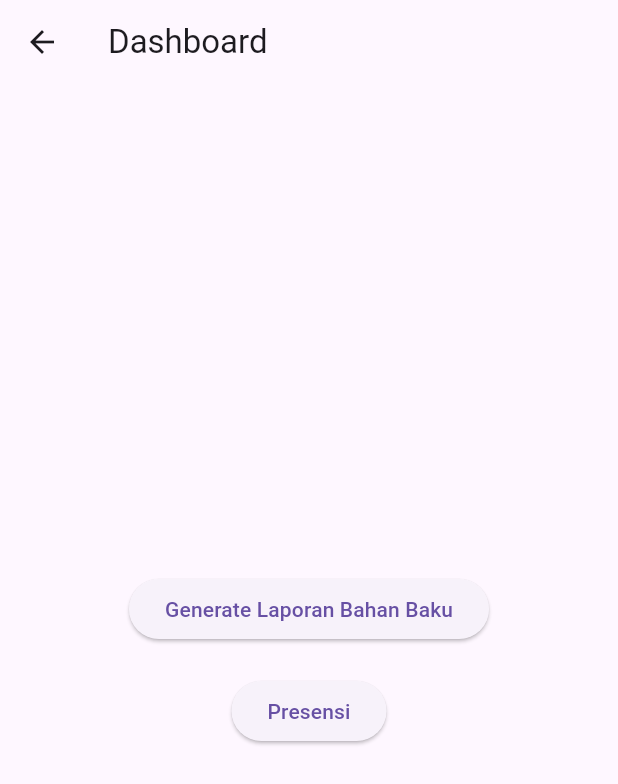
After one commit to Williamdarmawan11106/atma_kitchen, a Flutter app: the DashboardMOPage screen opened directly, on a phone screen of 412 x 824 dp. The commit adds this screen. Shown: the top 784 px of the screen. Run offline on Flutter 3.47's test engine with Material 3 defaults, Android fonts, the phone set to English and light mode, and no system bars; our stand-ins replace carousel_slider, font_awesome_flutter, pdf, share; missing offline and left inert: flutter_pdfview; network calls fail.

Commit message:
Laporan_Stok_BahanBakuHarian_Done

```diff
--- /dev/null
+++ b/lib/DashboardMOPage.dart
@@ -0,0 +1,40 @@
+import 'package:flutter/material.dart';
+import 'package:atma_kitchen/PresensiPage.dart';
+import 'package:atma_kitchen/GenerateLaporanBahanBakuPage.dart';
+
+class DashboardMOPage extends StatelessWidget {
+  @override
+  Widget build(BuildContext context) {
+    return Scaffold(
+      appBar: AppBar(
+        title: Text('Dashboard'),
+      ),
+      body: Center(
+        child: Column(
+          mainAxisAlignment: MainAxisAlignment.center,
+          children: [
+            ElevatedButton(
+              onPressed: () {
+                Navigator.push(
+                  context,
+                  MaterialPageRoute(builder: (context) => PdfReportPage()),
+                );
+              },
+              child: Text('Generate Laporan Bahan Baku'),
+            ),
+            SizedBox(height: 20),
+            ElevatedButton(
+              onPressed: () {
+                Navigator.push(
+                  context,
+                  MaterialPageRoute(builder: (context) => PresensiList()),
+                );
+              },
+              child: Text('Presensi'),
+            ),
+          ],
+        ),
+      ),
+    );
+  }
+}
--- /dev/null
+++ b/lib/entity/BahanBaku.dart
@@ -0,0 +1,31 @@
+import 'dart:convert';
+
+class BahanBaku {
+  int id;
+  String nama_bahan_baku;
+  double stok_bahan_baku;
+  String satuan_bahan_baku;
+
+  BahanBaku({
+    required this.id,
+    required this.nama_bahan_baku,
+    required this.stok_bahan_baku,
+    required this.satuan_bahan_baku,
+  });
+
+  factory BahanBaku.fromRawJson(String str) => BahanBaku.fromJson(json.decode(str));
+  factory BahanBaku.fromJson(Map<String, dynamic> json) => BahanBaku(
+        id: json['id'] != null ? int.tryParse(json['id'].toString()) ?? 0 : 0,
+        nama_bahan_baku: json['nama_bahan_baku'] ?? '',
+        stok_bahan_baku: json['stok_bahan_baku'] != null ? double.tryParse(json['stok_bahan_baku'].toString()) ?? 0.0 : 0.0,
+        satuan_bahan_baku: json['satuan_bahan_baku'] ?? '',
+      );
+
+  String toRawJson() => json.encode(toJson());
+  Map<String, dynamic> toJson() => {
+        'id': id,
+        'nama_bahan_baku': nama_bahan_baku,
+        'stok_bahan_baku': stok_bahan_baku,
+        'satuan_bahan_baku': satuan_bahan_baku,
+      };
+}
--- a/pubspec.yaml
+++ b/pubspec.yaml
@@ -18,6 +18,11 @@ dependencies:
   flutter_svg: ^0.22.0
   photo_view: ^0.14.0
   video_player: ^2.2.10
+  pdf: ^3.3.0
+  path_provider: ^2.0.2
+  open_file: ^3.0.3
+  flutter_pdfview: ^1.0.5
+  share: ^2.0.4
 
 dev_dependencies:
   flutter_test:
```
Also changed, not shown: lib/GenerateLaporanBahanBakuPage.dart (added, +129 -0 lines), lib/Login.dart (+4 -7 lines), lib/client/BahanBakuClient.dart (added, +24 -0 lines), pubspec.lock, 1 other file.
